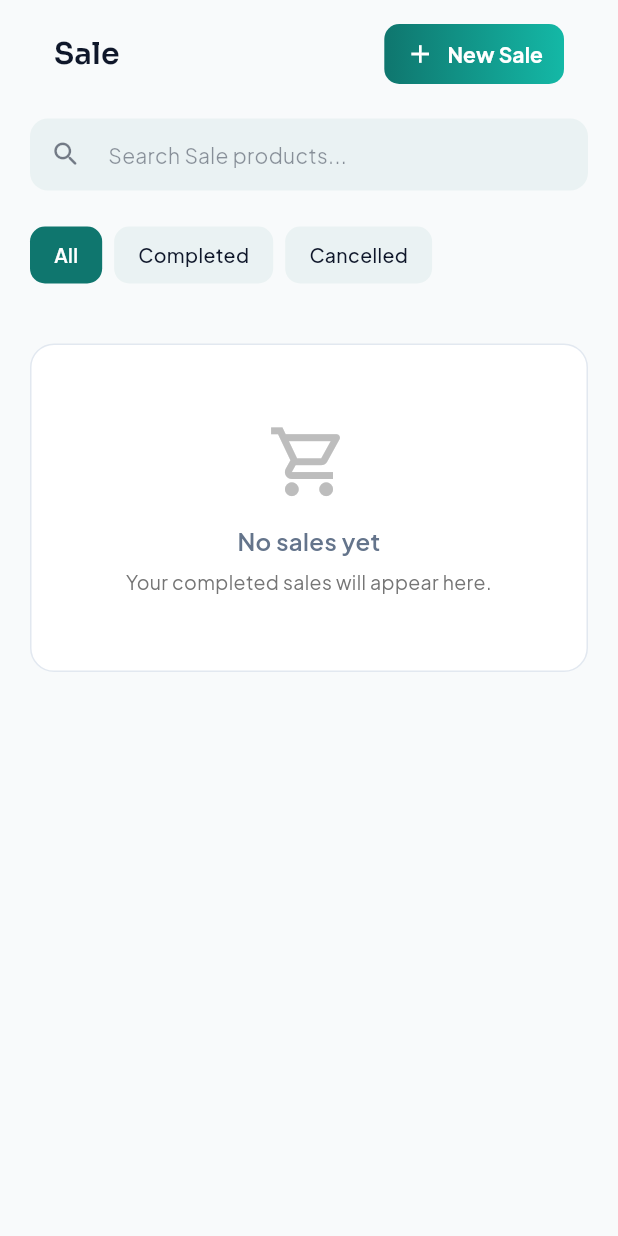
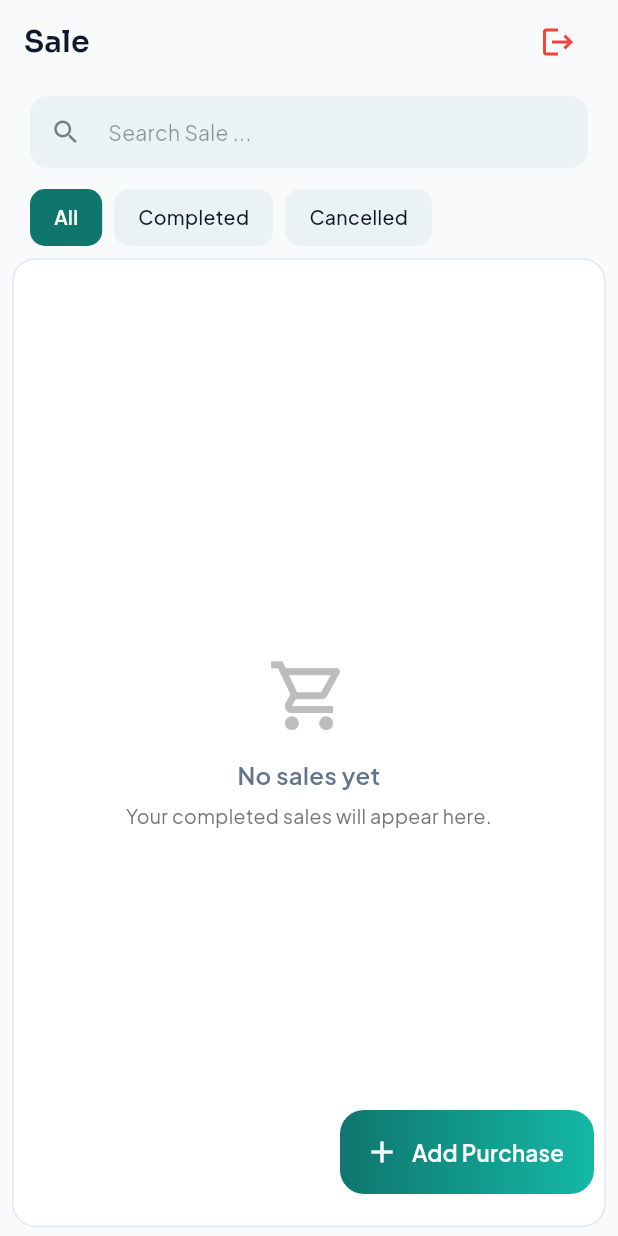
Before and after one commit to dev-Abubakar020/stockpulse, a Flutter app: the SaleView screen opened by its route, on a phone screen of 412 x 824 dp. Run offline on Flutter 3.47's test engine with Material 3 defaults, Android fonts, the phone set to English and light mode, and no system bars; our stand-ins replace cached_network_image, connectivity_plus, firebase_auth, firebase_core, flutter_native_splash, get and 6 more; accounts and stored records are empty; network calls fail.

Commit message:
Adjust spacing in screens

```diff
--- a/lib/common/widgets/emptyfilter.dart
+++ b/lib/common/widgets/emptyfilter.dart
@@ -18,7 +18,7 @@ class EmptyStateWidget extends StatelessWidget {
     this.subtitle,
     this.action,
     this.iconSize = 55.0,
-    this.topMargin = 30.0,
+    this.topMargin = 0.0,
   });
 
   @override
@@ -44,7 +44,7 @@ class EmptyStateWidget extends StatelessWidget {
       margin: EdgeInsets.only(top: topMargin),
       padding: const EdgeInsets.symmetric(
         horizontal: 24,
-        vertical: 50,
+        // vertical: 50,
       ),
       decoration: BoxDecoration(
         color: context.isDark ? const Color(0xFF131D2E) : Colors.white,
@@ -55,6 +55,7 @@ class EmptyStateWidget extends StatelessWidget {
               : const Color(0xFFE2E8F0),
         ),
       ),
+      child: Center(
         child: Column(
           mainAxisSize: MainAxisSize.min,
           children: [
@@ -87,6 +88,7 @@ class EmptyStateWidget extends StatelessWidget {
             ],
           ],
         ),
+      ),
     );
   }
 }
--- a/lib/utils/app_constants.dart
+++ b/lib/utils/app_constants.dart
@@ -90,8 +90,8 @@ class AppConstants {
   static const String loginPasswordLabel = 'Password';
   static const String loginPasswordHint = 'Enter your password';
   static const String searchHint = "Search product ...";
-  static const String searchHint2 = 'Search purchase products...';
-  static const String searchHint3 = 'Search Sale products...';
+  static const String searchHint2 = 'Search purchase ...';
+  static const String searchHint3 = 'Search Sale ...';
   static const String searchHint1 = 'Search Invoices, suppliers...';
   static const String unit = "/unit";
   static const String defaultCurrency = "Rs. ";
--- a/lib/views/dashboardScreens/saleView.dart
+++ b/lib/views/dashboardScreens/saleView.dart
@@ -10,7 +10,6 @@ import 'package:stockpulse/utils/app_constants.dart';
 import '../../common/widgets/CustomSearchField.dart';
 import '../../common/widgets/Custom_filter.dart';
 import '../../common/widgets/appbar.dart';
-import '../../common/widgets/custom_button.dart';
 import '../../common/widgets/cutom_TransactionTile.dart';
 import '../../common/widgets/emptyfilter.dart';
 import '../../common/widgets/product_shimmer.dart';
@@ -26,64 +25,27 @@ class SaleView extends StatelessWidget {
 
     return Scaffold(
       backgroundColor: theme.background,
+      appBar: CustomAppBar(
+        title: Text(AppConstants.saleTitle),
+        actions: [
+          IconButton(onPressed: (){}, icon: Icon(Icons.logout,color: Colors.red,))
+        ],
+      ),
       body: SafeArea(
-        child: RefreshIndicator(
-          onRefresh: controller.fetchSales,
-          child: SingleChildScrollView(
-            physics: const AlwaysScrollableScrollPhysics(),
+        child: Column(
+          children: [
+            Padding(
               padding: const EdgeInsets.symmetric(horizontal: 20, vertical: 8),
               child: Column(
                 crossAxisAlignment: CrossAxisAlignment.start,
                 children: [
-                CustomAppBar(
-                  title: Text(AppConstants.saleTitle),
-                  actions: [
-                    Container(
-                      decoration: BoxDecoration(
-                        gradient: const LinearGradient(
-                          colors: [Color(0xFF0F766E), Color(0xFF14B8A6)],
-                          begin: Alignment.centerLeft,
-                          end: Alignment.centerRight,
-                        ),
-                        borderRadius: BorderRadius.circular(10),
-                      ),
-                      child: TextButton.icon(
-                        onPressed: () => Get.toNamed(Routes.addSale),
-                        style: TextButton.styleFrom(
-                          backgroundColor: Colors.transparent,
-                          shadowColor: Colors.transparent,
-                          padding: const EdgeInsets.symmetric(horizontal: 14, vertical: 10),
-                          minimumSize: Size.zero,
-                          tapTargetSize: MaterialTapTargetSize.shrinkWrap,
-                          shape: RoundedRectangleBorder(
-                            borderRadius: BorderRadius.circular(10),
-                          ),
-                        ),
-                        icon: const Icon(
-                          Icons.add,
-                          color: Colors.white,
-                          size: 20,
-                        ),
-                        label: Text(
-                          AppConstants.addSale,
-                          style: GoogleFonts.plusJakartaSans(
-                            fontWeight: FontWeight.w700,
-                            color: Colors.white,
-                          ),
-                        ),
-                      ),
-                    ),
-                  ],
-                ),
-
-              const SizedBox(height: 15),
                   CustomSearchField(
                     controller: controller.searchController,
                     hintText: AppConstants.searchHint3,
                     showScanner: false,
                     onChanged: controller.searchSales,
                   ),
-              const SizedBox(height: 24),
+                  const SizedBox(height: 14),
                   Obx(
                     () => CustomFilterTabs(
                       items: controller.filters,
@@ -91,33 +53,43 @@ class SaleView extends StatelessWidget {
                       onChanged: controller.changeFilter,
                     ),
                   ),
-              const SizedBox(height: 10),
-
-              // --- Dynamic Sales List ---
-              Obx(() {
+                ],
+              ),
+            ),
+            Expanded(
+              child: Obx(() {
                 if (controller.isSalesLoading.value) {
-                  return const ProductListShimmer(
-                    shrinkWrap: true,
-                    physics: NeverScrollableScrollPhysics(),
+                  return Padding(
+                    padding: const EdgeInsets.fromLTRB(20, 4, 20, 24),
+                    child: const ProductListShimmer(),
                   );
                 }
                 final salesList = controller.filteredSales;
 
                 if (salesList.isEmpty) {
                   final bool isSearching = controller.searchQuery.value.isNotEmpty || controller.selectedFilter.value != 0;
-                  return EmptyStateWidget(
+                  return Padding(
+                    padding: const EdgeInsets.only(left: 8, right: 8, bottom: 6),
+                    child: EmptyStateWidget(
                       isSearching: isSearching,
                       title: isSearching ? AppConstants.noSalesFound : AppConstants.noSalesYet,
                       subtitle: isSearching
                           ? AppConstants.changeSearchOrFilter
                           : AppConstants.completedSalesAppearHere,
+                    ),
                   );
                 }
-                return ListView.separated(
-                  shrinkWrap: true,
-                  physics: const NeverScrollableScrollPhysics(),
+                return RefreshIndicator(
+                  onRefresh: controller.fetchSales,
+                  child: ListView.separated(
+                    padding: const EdgeInsets.fromLTRB(
+                      20,
+                      4,
+                      20,
+                      24,
+                    ),
                     itemCount: salesList.length,
-                  separatorBuilder: (_, _) => const SizedBox(height: 10),
+                    separatorBuilder: (_, _) => const SizedBox(height: 12),
                     itemBuilder: (context, index) {
                       final sale = salesList[index];
 
@@ -141,12 +113,44 @@ class SaleView extends StatelessWidget {
                         },
                       );
                     },
+                  ),
                 );
               }),
+            ),
           ],
         ),
       ),
+
+      /// Floating Action Button
+      floatingActionButtonLocation: FloatingActionButtonLocation.endFloat,
+      floatingActionButton: Container(
+        margin: EdgeInsets.only(bottom: 12),
+        decoration: BoxDecoration(
+          gradient: const LinearGradient(
+            colors: [
+              Color(0xFF0F766E),
+              Color(0xFF14B8A6),
+            ],
+            begin: Alignment.centerLeft,
+            end: Alignment.centerRight,
           ),
-    ));
+          borderRadius: BorderRadius.circular(16),
+        ),
+        child: FloatingActionButton.extended(
+          onPressed: () => Get.toNamed(Routes.addSale),
+          backgroundColor: Colors.transparent,
+          foregroundColor: Colors.white,
+          elevation: 0,
+          icon: const Icon(Icons.add),
+          label: const Text(
+            AppConstants.addPurchase,
+            style: TextStyle(
+              fontSize: 15,
+              fontWeight: FontWeight.w600,
+            ),
+          ),
+        ),
+      ),
+    );
   }
 }
```
Also changed, not shown: lib/views/dashboardScreens/allProducts.dart (+38 -44 lines), lib/views/dashboardScreens/purchasePage.dart (+68 -104 lines). Lines whose indentation alone changed are shown as unchanged.
